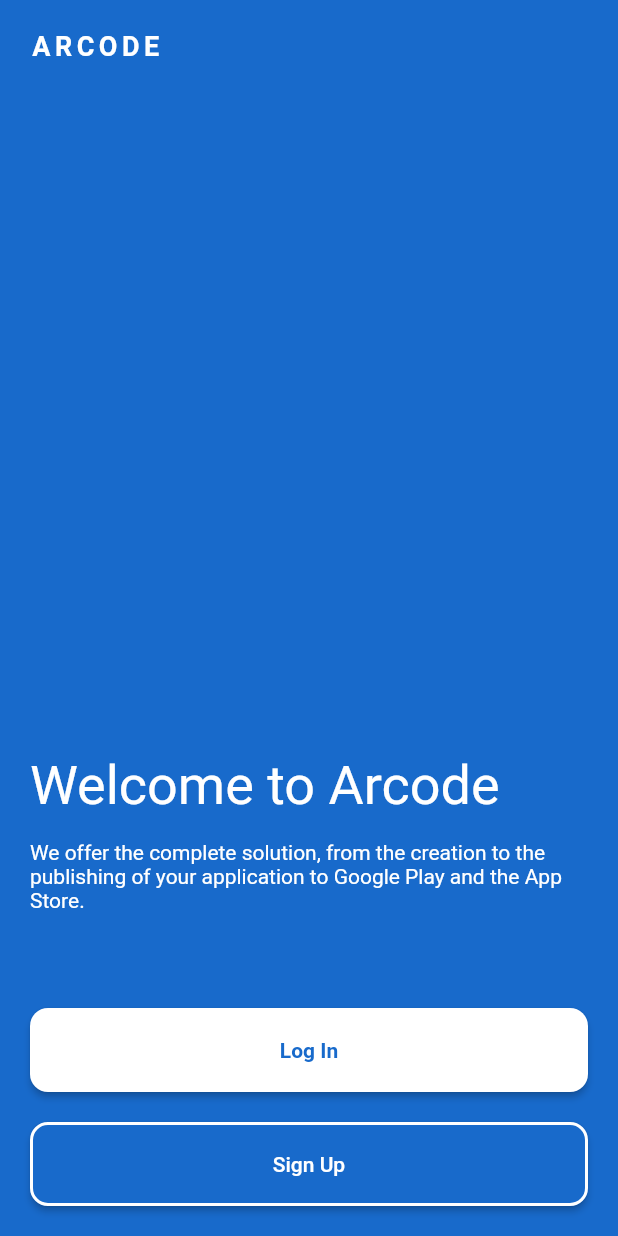
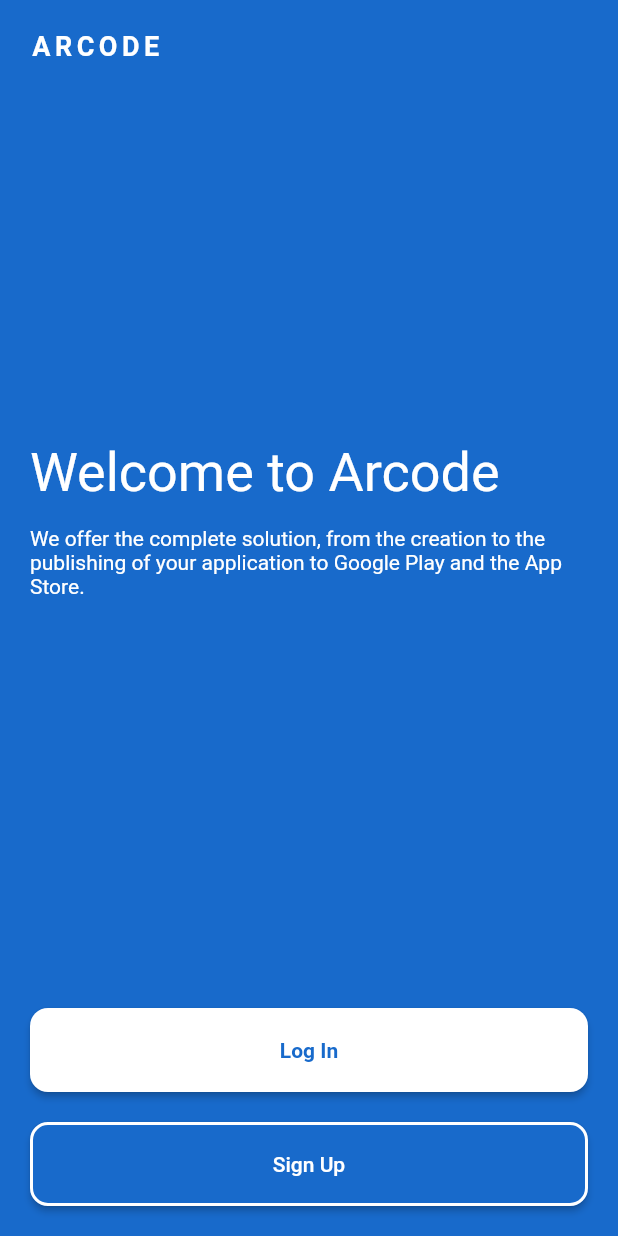
Before and after one commit to matheusoreis/Flutter-Login, a Flutter app: the screen it shows after launch, on a phone screen of 412 x 824 dp. Run offline on Flutter 3.47's test engine with Material 2 defaults, Android fonts, the phone set to English and light mode, and no system bars.

Commit message:
Atualização

```diff
--- /dev/null
+++ b/lib/components/buttons.dart
@@ -0,0 +1,47 @@
+import 'package:flutter/material.dart';
+import 'package:flutter_login/constants.dart';
+
+class Buttons extends StatelessWidget {
+  const Buttons({Key? key}) : super(key: key);
+
+  @override
+  Widget build(BuildContext context) {
+    double maxWidth = MediaQuery.of(context).size.width;
+    return Column(
+      mainAxisAlignment: MainAxisAlignment.end,
+      children: [
+        Padding(
+          padding: const EdgeInsets.only(top: 20, bottom: 20),
+          child: ElevatedButton(
+            onPressed: () {},
+            style: ElevatedButton.styleFrom(
+              minimumSize: Size(maxWidth, 56),
+              shape: RoundedRectangleBorder(
+                borderRadius: BorderRadius.circular(12),
+              ),
+              primary: Colors.white,
+            ),
+            child: const Text(
+              'Log In',
+              style: TextStyle(
+                color: appPrimaryColor,
+                fontWeight: FontWeight.bold,
+              ),
+            ),
+          ),
+        ),
+        ElevatedButton(
+          onPressed: () {},
+          style: ElevatedButton.styleFrom(
+              minimumSize: Size(maxWidth, 56),
+              shape: RoundedRectangleBorder(
+                borderRadius: BorderRadius.circular(12),
+              ),
+              side: const BorderSide(width: 2.0, color: Colors.white),
+              primary: const Color(0XFF186ACB)),
+          child: const Text('Sign Up'),
+        ),
+      ],
+    );
+  }
+}
--- /dev/null
+++ b/lib/components/welcome_text.dart
@@ -0,0 +1,24 @@
+import 'package:flutter/material.dart';
+
+class WelcomeText extends StatelessWidget {
+  const WelcomeText({Key? key}) : super(key: key);
+
+  @override
+  Widget build(BuildContext context) {
+    return Column(
+      crossAxisAlignment: CrossAxisAlignment.start,
+      children: [
+        Container(
+          padding: const EdgeInsets.only(bottom: 15.0),
+          child: const Text(
+            'Welcome to Arcode',
+            style: TextStyle(fontSize: 36.0),
+          ),
+        ),
+        const Text(
+          'We offer the complete solution, from the creation to the publishing of your application to Google Play and the App Store.',
+        ),
+      ],
+    );
+  }
+}
--- a/lib/home_screen.dart
+++ b/lib/home_screen.dart
@@ -1,19 +1,34 @@
 import 'package:flutter/material.dart';
-import 'package:flutter_login/responsive.dart';
-import 'package:flutter_login/screens/home/welcome_screen.dart';
+import 'package:flutter_login/components/buttons.dart';
+import 'package:flutter_login/components/welcome_text.dart';
+import 'package:flutter_login/screens/home/welcome_logo.dart';
 
 class HomeScreen extends StatelessWidget {
   const HomeScreen({Key? key}) : super(key: key);
 
   @override
   Widget build(BuildContext context) {
+    double maxHeight = MediaQuery.of(context).size.height;
+    double maxWidth = MediaQuery.of(context).size.width;
+
     return SingleChildScrollView(
-      child: Column(
-        mainAxisAlignment: MainAxisAlignment.spaceBetween,
-        crossAxisAlignment: CrossAxisAlignment.center,
-        children: const [
-          WelcomeScreen(),
-        ],
+      child: SafeArea(
+        child: Container(
+          constraints: BoxConstraints(
+            maxHeight: maxHeight,
+            maxWidth: maxWidth,
+          ),
+          padding: const EdgeInsets.all(20.0),
+          child: Column(
+            mainAxisAlignment: MainAxisAlignment.spaceBetween,
+            crossAxisAlignment: CrossAxisAlignment.start,
+            children: const [
+              WelcomeLogo(),
+              WelcomeText(),
+              Buttons(),
+            ],
+          ),
+        ),
       ),
     );
   }
--- /dev/null
+++ b/lib/screens/home/welcome_logo.dart
@@ -0,0 +1,23 @@
+import 'package:flutter/material.dart';
+import 'package:flutter_login/constants.dart';
+
+class WelcomeLogo extends StatelessWidget {
+  const WelcomeLogo({Key? key}) : super(key: key);
+
+  @override
+  Widget build(BuildContext context) {
+    return Column(
+      children: [
+        Text(
+          'Arcode'.toUpperCase(),
+          style: const TextStyle(
+            fontSize: 18,
+            fontWeight: FontWeight.bold,
+            letterSpacing: 3,
+          ),
+          textAlign: TextAlign.start,
+        ),
+      ],
+    );
+  }
+}
--- a/lib/screens/home/welcome_screen.dart
+++ /dev/null
@@ -1,90 +0,0 @@
-import 'package:flutter/material.dart';
-import 'package:flutter_login/constants.dart';
-
-class WelcomeScreen extends StatelessWidget {
-  const WelcomeScreen({Key? key}) : super(key: key);
-
-  @override
-  Widget build(BuildContext context) {
-    double maxHeight = MediaQuery.of(context).size.height;
-    double maxWidth = MediaQuery.of(context).size.width;
-    return Container(
-      padding: const EdgeInsets.all(20),
-      height: maxHeight,
-      child: Column(
-        children: [
-          Expanded(
-            flex: 3,
-            child: Column(
-              mainAxisAlignment: MainAxisAlignment.spaceBetween,
-              crossAxisAlignment: CrossAxisAlignment.start,
-              children: [
-                Text(
-                  'Arcode'.toUpperCase(),
-                  style: const TextStyle(
-                    fontSize: 18,
-                    fontWeight: FontWeight.bold,
-                    letterSpacing: 3,
-                  ),
-                ),
-                Column(
-                  crossAxisAlignment: CrossAxisAlignment.start,
-                  children: [
-                    Container(
-                      padding: const EdgeInsets.only(bottom: 15.0),
-                      child: const Text(
-                        'Welcome to Arcode',
-                        style: TextStyle(fontSize: 36.0),
-                      ),
-                    ),
-                    const Text(
-                      'We offer the complete solution, from the creation to the publishing of your application to Google Play and the App Store.',
-                    ),
-                  ],
-                ),
-              ],
-            ),
-          ),
-          Expanded(
-            child: Column(
-              mainAxisAlignment: MainAxisAlignment.end,
-              children: [
-                Padding(
-                  padding: const EdgeInsets.only(top: 20, bottom: 20),
-                  child: ElevatedButton(
-                    onPressed: () {},
-                    style: ElevatedButton.styleFrom(
-                      minimumSize: Size(maxWidth, 56),
-                      shape: RoundedRectangleBorder(
-                        borderRadius: BorderRadius.circular(12),
-                      ),
-                      primary: Colors.white,
-                    ),
-                    child: const Text(
-                      'Log In',
-                      style: TextStyle(
-                        color: appPrimaryColor,
-                        fontWeight: FontWeight.bold,
-                      ),
-                    ),
-                  ),
-                ),
-                ElevatedButton(
-                  onPressed: () {},
-                  style: ElevatedButton.styleFrom(
-                      minimumSize: Size(maxWidth, 56),
-                      shape: RoundedRectangleBorder(
-                        borderRadius: BorderRadius.circular(12),
-                      ),
-                      side: const BorderSide(width: 2.0, color: Colors.white),
-                      primary: const Color(0XFF186ACB)),
-                  child: const Text('Sign Up'),
-                ),
-              ],
-            ),
-          ),
-        ],
-      ),
-    );
-  }
-}
```
